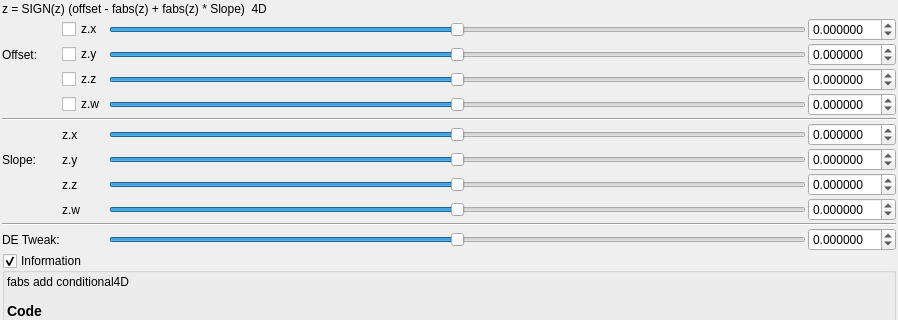
Qt form mandelbulber2/qt_data/fractal_transf_fabs_add_conditional4D.ui (buddhi1980/mandelbulber2) before a commit; both pictures show x 0 to 898 and y 0 to 320 of the 898 by 897 pixel window.
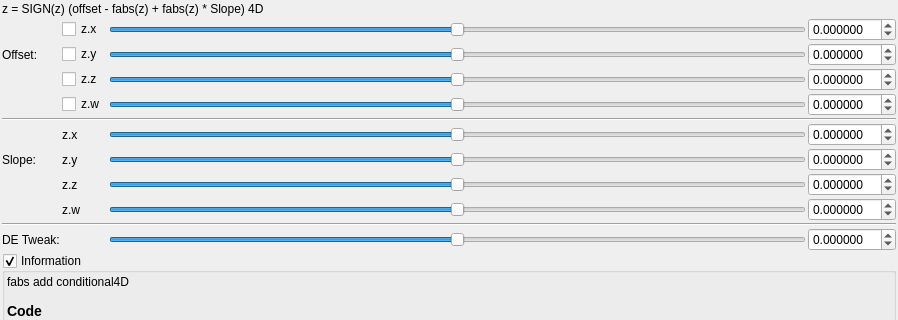
The same form after that commit. Custom widgets are drawn as their Qt base class.

```diff
--- a/mandelbulber2/qt_data/fractal_transf_fabs_add_conditional4D.ui
+++ b/mandelbulber2/qt_data/fractal_transf_fabs_add_conditional4D.ui
@@ -32,7 +32,7 @@
    <item>
     <widget class="QLabel" name="label_133">
      <property name="text">
-      <string>z = SIGN(z) (offset - fabs(z) + fabs(z) * Slope)  4D</string>
+      <string>z = SIGN(z) (offset - fabs(z) + fabs(z) * Slope) 4D</string>
      </property>
     </widget>
    </item>
```
